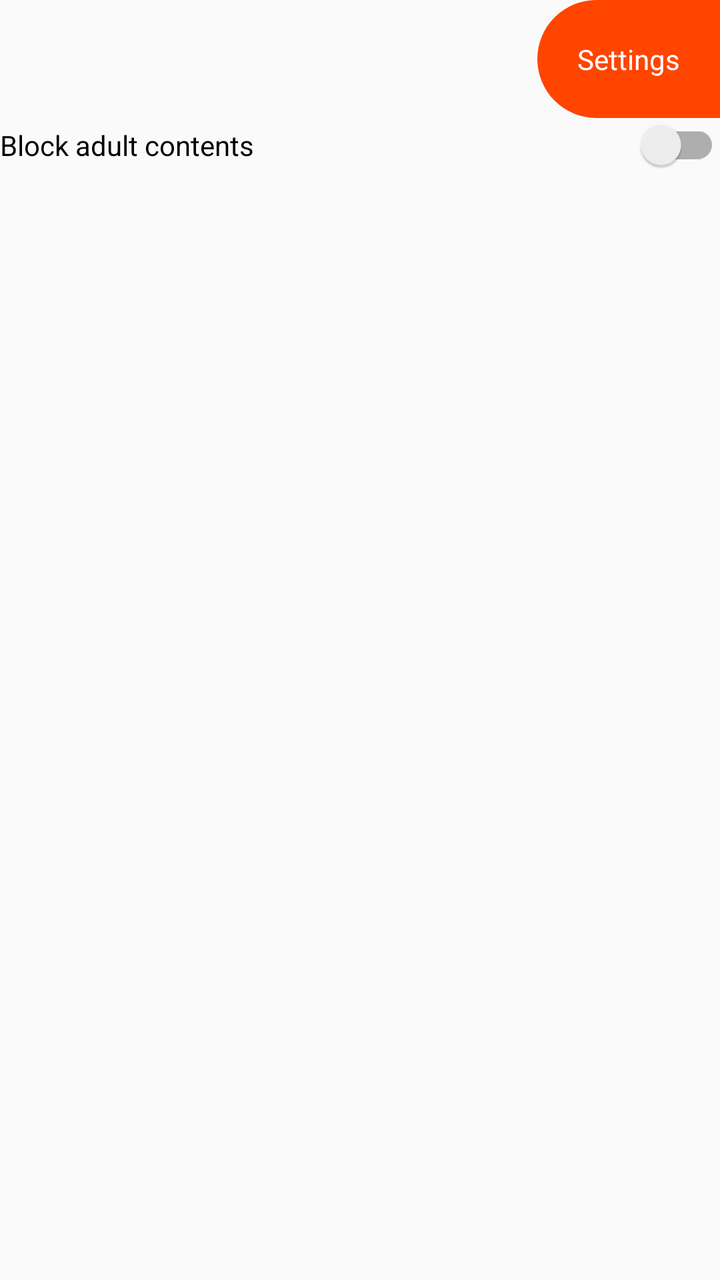
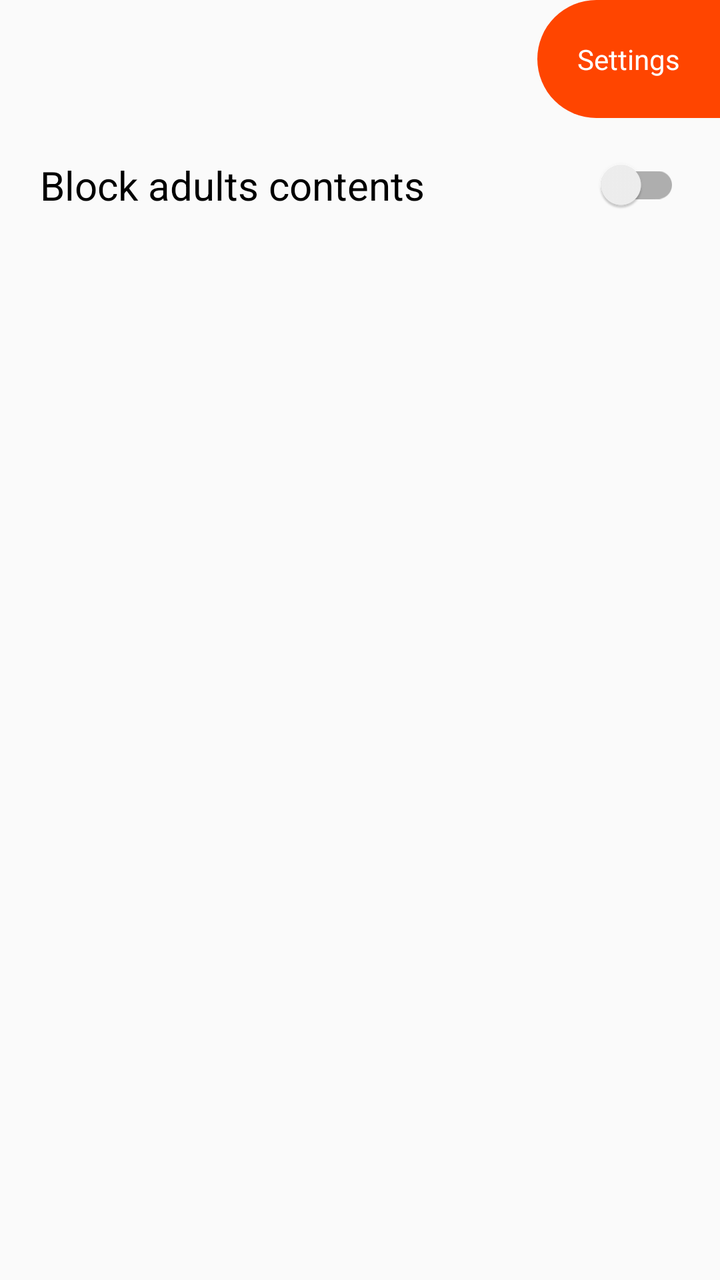

Before-and-after screenshots of an Android layout around one commit, followed by the original layout XML and the change that was made.
<!-- AndroidManifest.xml: application theme AppTheme -->
<!-- res/layout/fragment_settings.xml -->
<?xml version="1.0" encoding="utf-8"?>
<androidx.constraintlayout.widget.ConstraintLayout
    xmlns:android="http://schemas.android.com/apk/res/android"
    xmlns:app="http://schemas.android.com/apk/res-auto"
    android:layout_width="match_parent"
    android:layout_height="match_parent">

    <TextView
        android:id="@+id/settingsTitleTextView"
        android:padding="@dimen/home_body_padding"
        android:background="@drawable/shape_rounded_left_primary"
        app:layout_constraintTop_toTopOf="parent"
        app:layout_constraintRight_toRightOf="parent"
        android:textColor="@color/white"
        android:text="@string/menu_settings"
        android:layout_width="0dp"
        android:layout_height="wrap_content"/>

    <com.google.android.material.switchmaterial.SwitchMaterial
        android:id="@+id/switchSettingsOver18"
        android:layout_width="match_parent"
        android:layout_height="wrap_content"
        android:text="@string/settings_over18"
        app:layout_constraintTop_toBottomOf="@id/settingsTitleTextView"
        app:layout_constraintLeft_toLeftOf="parent"
        app:layout_constraintRight_toRightOf="parent"/>

</androidx.constraintlayout.widget.ConstraintLayout>
<!-- resources referenced by this layout -->
<resources>
  <color name="white">#FFFFFF</color>
  <dimen name="home_body_padding">20dp</dimen>
  <!-- drawable shape_rounded_left_primary (drawable) -->
  <?xml version="1.0" encoding="utf-8"?>
  <shape xmlns:android="http://schemas.android.com/apk/res/android">
      <corners android:topLeftRadius="30dp"
          android:topRightRadius="0dp"
          android:bottomLeftRadius="30dp"
          android:bottomRightRadius="0dp" />
      <solid android:color="@color/colorPrimary" />
  </shape>
  <string name="menu_settings">Settings</string>
  <string name="settings_over18">Block adult contents</string>
  <style name="AppTheme" parent="Theme.AppCompat.Light.NoActionBar">
          <item name="fontFamily">sans-serif</item>
      </style>
  <color name="colorPrimary">@color/orange_reddit</color>
  <color name="orange_reddit">#FF4500</color>
</resources>

<!-- the commit's change to res/layout/fragment_settings.xml (unified diff, before → after) -->
@@ -20,6 +20,8 @@
         android:id="@+id/switchSettingsOver18"
         android:layout_width="match_parent"
         android:layout_height="wrap_content"
+        android:layout_margin="@dimen/settings_over18_margin"
+        android:textSize="@dimen/settings_over18_textSize"
         android:text="@string/settings_over18"
         app:layout_constraintTop_toBottomOf="@id/settingsTitleTextView"
         app:layout_constraintLeft_toLeftOf="parent"
<!-- resource entries referenced after the edit -->
@@ -2,6 +2,8 @@
 <resources>
   <color name="white">#FFFFFF</color>
   <dimen name="home_body_padding">20dp</dimen>
+  <dimen name="settings_over18_margin">20dp</dimen>
+  <dimen name="settings_over18_textSize">20dp</dimen>
   <!-- drawable shape_rounded_left_primary (drawable) -->
   <?xml version="1.0" encoding="utf-8"?>
   <shape xmlns:android="http://schemas.android.com/apk/res/android">
@@ -12,7 +14,7 @@
       <solid android:color="@color/colorPrimary" />
   </shape>
   <string name="menu_settings">Settings</string>
-  <string name="settings_over18">Block adult contents</string>
+  <string name="settings_over18">Block adults contents</string>
   <style name="AppTheme" parent="Theme.AppCompat.Light.NoActionBar">
           <item name="fontFamily">sans-serif</item>
       </style>
